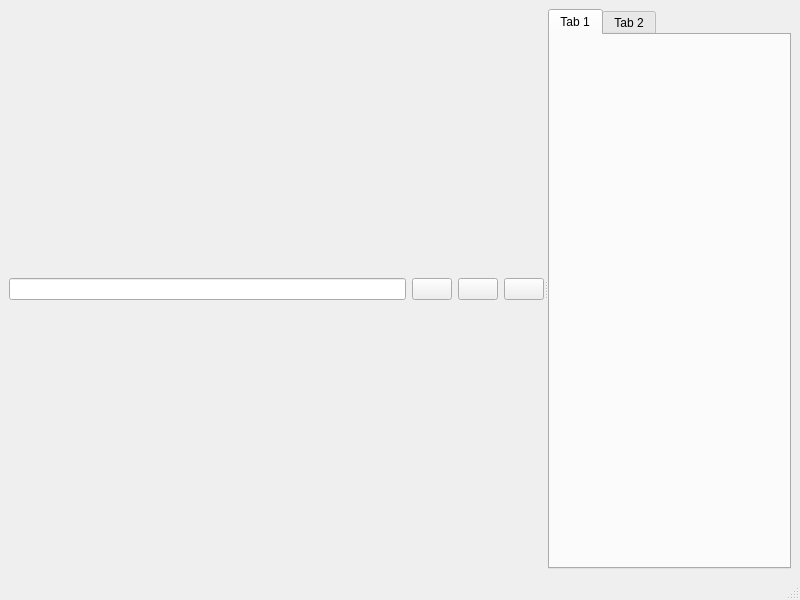
Before: the Qt Designer form core/main_window/main.ui in kmolLin/motion_control, drawn with Qt 5.
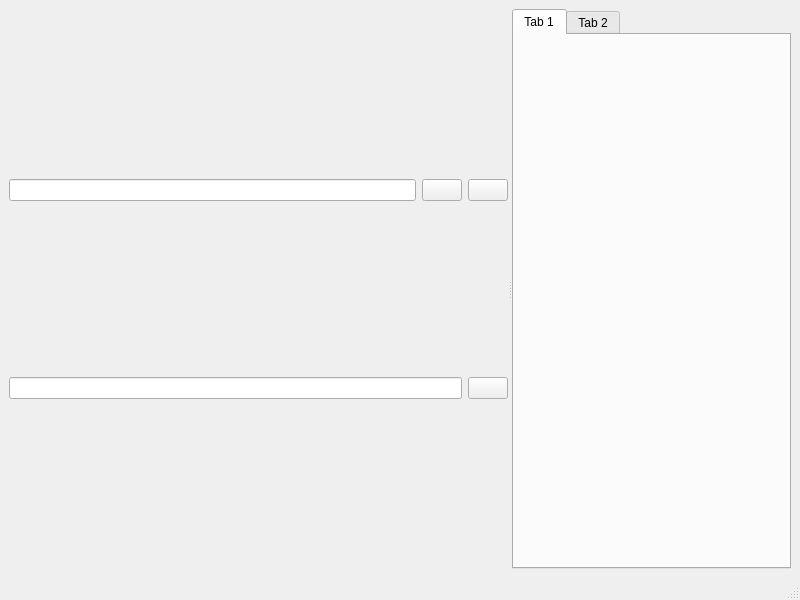
After: the same form once the commit is applied. Icons and pictures are not drawn.

Diff of the .ui file:
```diff
--- a/core/main_window/main.ui
+++ b/core/main_window/main.ui
@@ -59,6 +59,13 @@
             </property>
            </widget>
           </item>
+         </layout>
+        </item>
+        <item>
+         <layout class="QHBoxLayout" name="compiler_layout">
+          <item>
+           <widget class="QLineEdit" name="re_compiler"/>
+          </item>
           <item>
            <widget class="QPushButton" name="nc_compile">
             <property name="icon">
```
